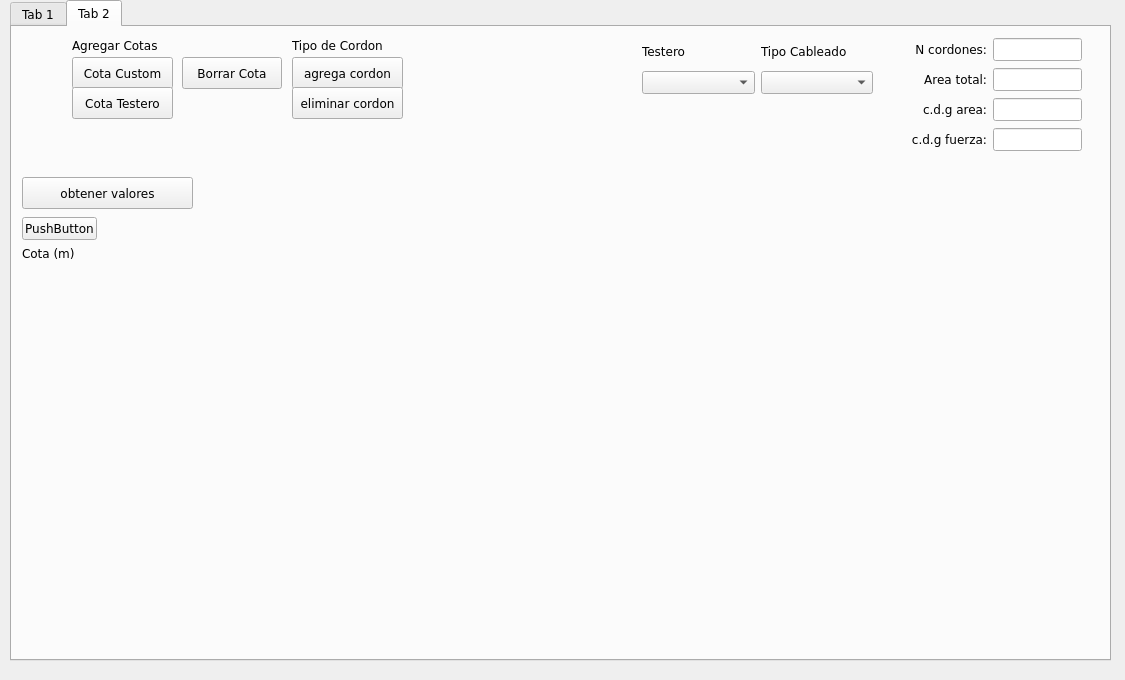
Above: ui_files/herramienta_trapecios_v8.ui from Sady-Guzman/herramienta_practica before the change. Below: the same form after it.
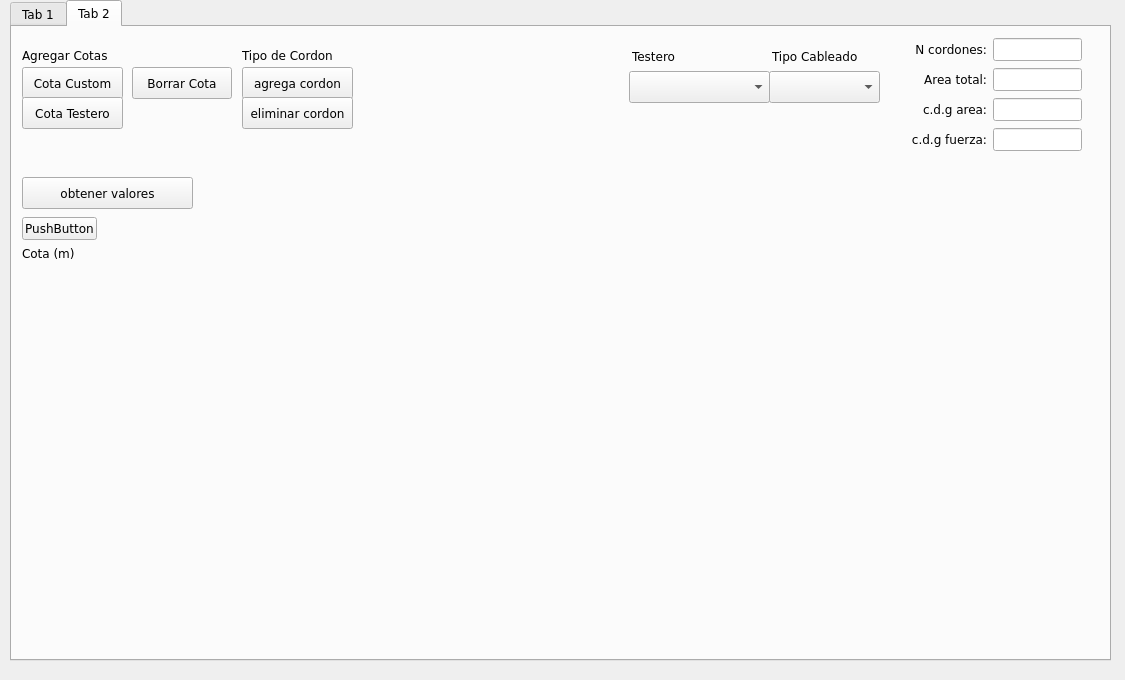
That is the form after the change.

Commit message: agrega ventana y archivo para controlar eleccion de cotas

The edit to the form file:
```diff
--- a/ui_files/herramienta_trapecios_v8.ui
+++ b/ui_files/herramienta_trapecios_v8.ui
@@ -514,8 +514,8 @@
     <widget class="QPushButton" name="tab2_btn_add_cota_custom">
      <property name="geometry">
       <rect>
-       <x>60</x>
-       <y>30</y>
+       <x>10</x>
+       <y>40</y>
        <width>101</width>
        <height>32</height>
       </rect>
@@ -527,8 +527,8 @@
     <widget class="QPushButton" name="tab2_btn_add_cord">
      <property name="geometry">
       <rect>
-       <x>280</x>
-       <y>30</y>
+       <x>230</x>
+       <y>40</y>
        <width>111</width>
        <height>32</height>
       </rect>
@@ -540,8 +540,8 @@
     <widget class="QPushButton" name="tab2_btn_del_cota">
      <property name="geometry">
       <rect>
-       <x>170</x>
-       <y>30</y>
+       <x>120</x>
+       <y>40</y>
        <width>100</width>
        <height>32</height>
       </rect>
@@ -553,8 +553,8 @@
     <widget class="QPushButton" name="tab2_btn_del_cord">
      <property name="geometry">
       <rect>
-       <x>280</x>
-       <y>60</y>
+       <x>230</x>
+       <y>70</y>
        <width>111</width>
        <height>32</height>
       </rect>
@@ -627,38 +627,6 @@
       </item>
      </layout>
     </widget>
-    <widget class="QWidget" name="gridLayoutWidget_4">
-     <property name="geometry">
-      <rect>
-       <x>630</x>
-       <y>10</y>
-       <width>231</width>
-       <height>57</height>
-      </rect>
-     </property>
-     <layout class="QGridLayout" name="tab2_gridLayout_combo_tipo">
-      <item row="2" column="1">
-       <widget class="QComboBox" name="tab2_combo_preset"/>
-      </item>
-      <item row="0" column="1">
-       <widget class="QLabel" name="tab2_label_preset">
-        <property name="text">
-         <string>Tipo Cableado</string>
-        </property>
-       </widget>
-      </item>
-      <item row="0" column="0">
-       <widget class="QLabel" name="tab2_label_testero">
-        <property name="text">
-         <string>Testero</string>
-        </property>
-       </widget>
-      </item>
-      <item row="2" column="0">
-       <widget class="QComboBox" name="tab2_combo_testero"/>
-      </item>
-     </layout>
-    </widget>
     <widget class="QPushButton" name="tab2_btn_valores">
      <property name="geometry">
       <rect>
@@ -675,8 +643,8 @@
     <widget class="QLabel" name="tab2_label_cota_dinamica">
      <property name="geometry">
       <rect>
-       <x>60</x>
-       <y>10</y>
+       <x>10</x>
+       <y>20</y>
        <width>101</width>
        <height>16</height>
       </rect>
@@ -688,8 +656,8 @@
     <widget class="QPushButton" name="tab2_btn_add_cota_testero">
      <property name="geometry">
       <rect>
-       <x>60</x>
-       <y>60</y>
+       <x>10</x>
+       <y>70</y>
        <width>101</width>
        <height>32</height>
       </rect>
@@ -701,8 +669,8 @@
     <widget class="QLabel" name="tab2_label_cota_dinamica_2">
      <property name="geometry">
       <rect>
-       <x>280</x>
-       <y>10</y>
+       <x>230</x>
+       <y>20</y>
        <width>101</width>
        <height>16</height>
       </rect>
@@ -711,6 +679,52 @@
       <string>Tipo de Cordon</string>
      </property>
     </widget>
+    <widget class="QLabel" name="tab2_label_testero">
+     <property name="geometry">
+      <rect>
+       <x>620</x>
+       <y>20</y>
+       <width>113</width>
+       <height>18</height>
+      </rect>
+     </property>
+     <property name="text">
+      <string>Testero</string>
+     </property>
+    </widget>
+    <widget class="QComboBox" name="tab2_combo_testero">
+     <property name="geometry">
+      <rect>
+       <x>617</x>
+       <y>44</y>
+       <width>141</width>
+       <height>32</height>
+      </rect>
+     </property>
+    </widget>
+    <widget class="QComboBox" name="tab2_combo_preset">
+     <property name="geometry">
+      <rect>
+       <x>757</x>
+       <y>44</y>
+       <width>111</width>
+       <height>32</height>
+      </rect>
+     </property>
+    </widget>
+    <widget class="QLabel" name="tab2_label_preset">
+     <property name="geometry">
+      <rect>
+       <x>760</x>
+       <y>20</y>
+       <width>112</width>
+       <height>18</height>
+      </rect>
+     </property>
+     <property name="text">
+      <string>Tipo Cableado</string>
+     </property>
+    </widget>
    </widget>
   </widget>
  </widget>
```
The commit also changes 7 other files.
